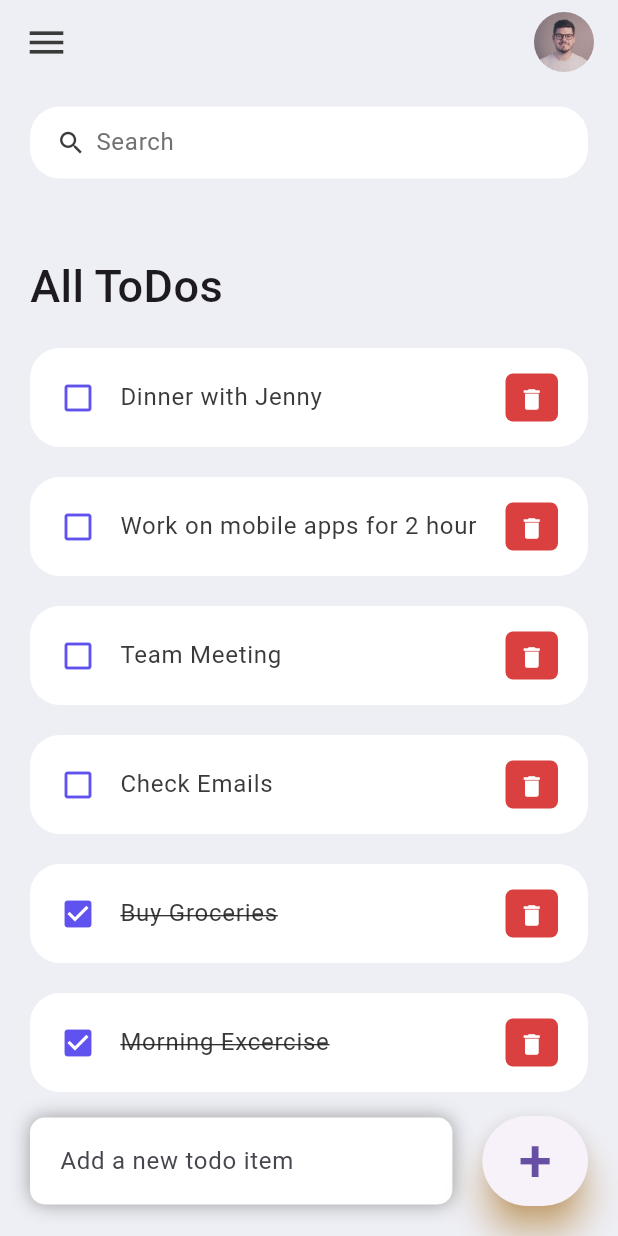
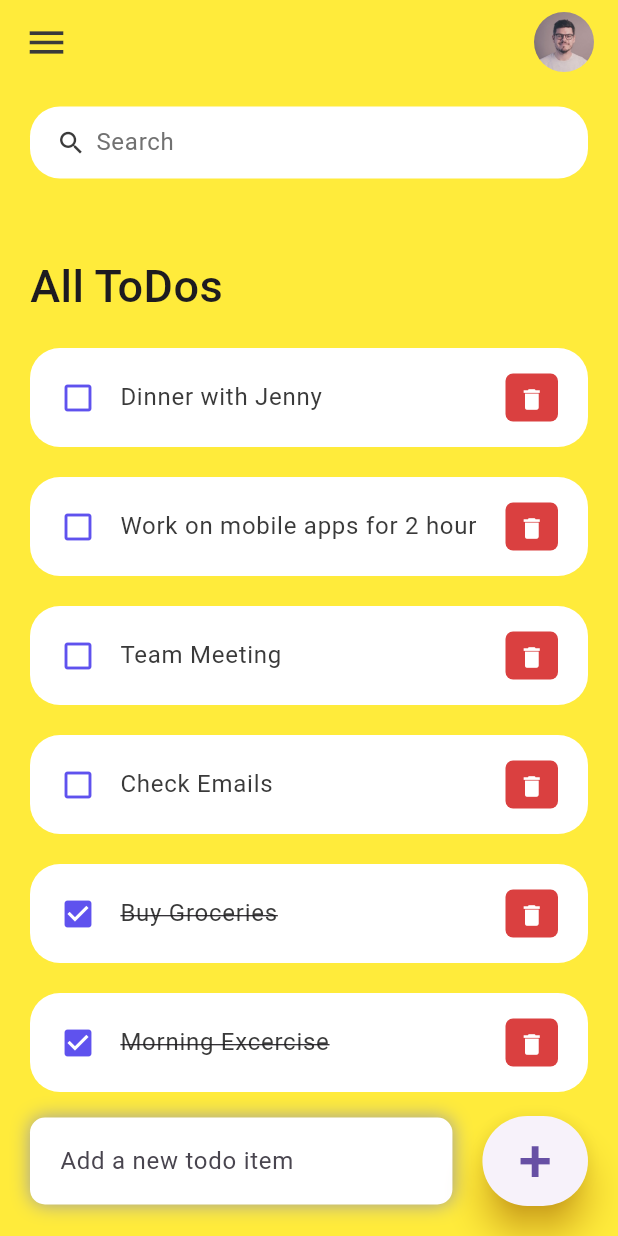
Before and after one commit to singhrishabh93/Flutter_ToDo_App_Session, a Flutter app: the screen it shows after launch, on a phone screen of 412 x 824 dp. Run offline on Flutter 3.47's test engine with Material 3 defaults, Android fonts, the phone set to English and light mode, and no system bars.

Commit message:
New Release

```diff
--- a/lib/constants/colors.dart
+++ b/lib/constants/colors.dart
@@ -6,4 +6,5 @@ const Color tdBlue = Color(0xFF5F52EE);
 const Color tdBlack = Color(0xFF3A3A3A);
 const Color tdGrey = Color(0xFF717171);
 
-const Color tdBGColor = Color(0xFFEEEFF5);
+// const Color tdBGColor = Color(0xFFEEEFF5);
+const Color tdBGColor = Colors.yellow;
```
